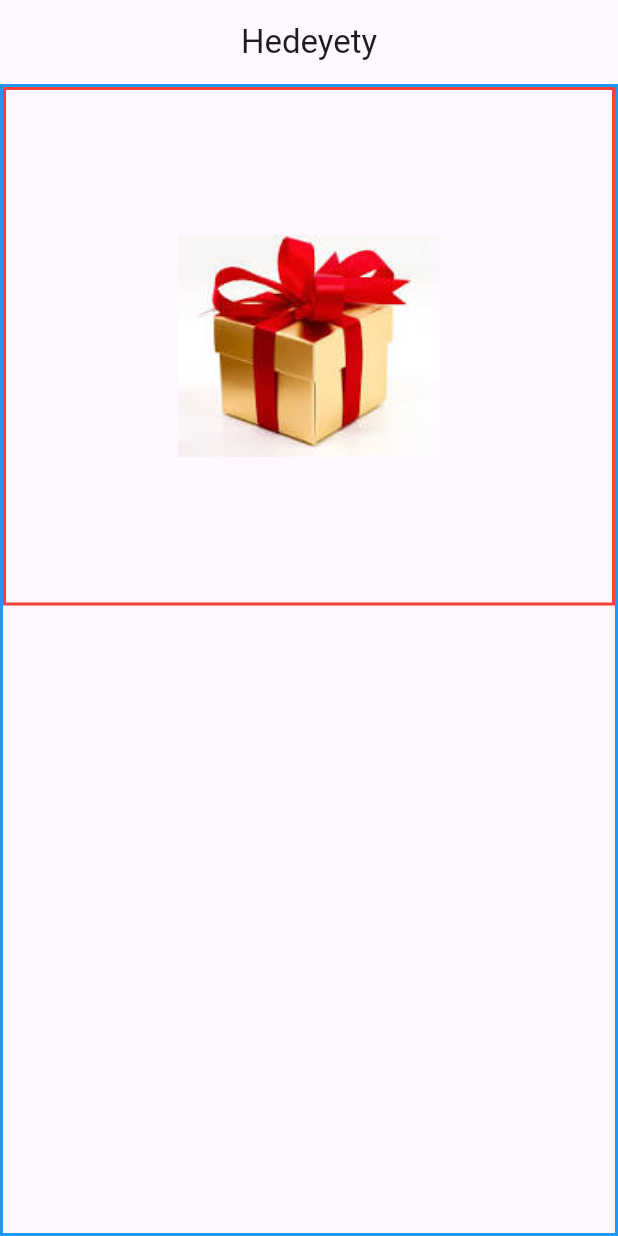
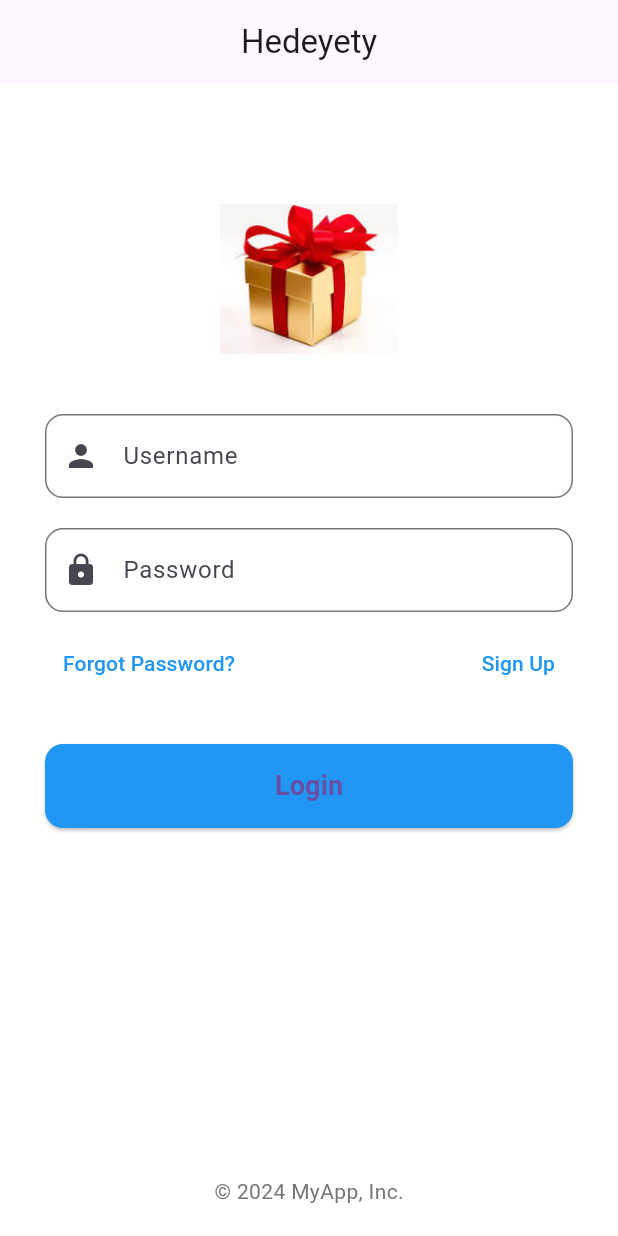
Before and after one commit to silentunicorn249/hedeyety, a Flutter app: the screen it shows after launch, on a phone screen of 412 x 824 dp. Run offline on Flutter 3.47's test engine with Material 3 defaults, Android fonts, the phone set to English and light mode, and no system bars.

Commit message:
redesigned the auth page

```diff
--- a/lib/pages/AuthPage.dart
+++ b/lib/pages/AuthPage.dart
@@ -1,32 +1,175 @@
 import 'package:flutter/material.dart';
 
 class AuthPage extends StatelessWidget {
-  const AuthPage({super.key});
-
   @override
   Widget build(BuildContext context) {
-    return Container(
-      decoration: BoxDecoration(
-        border: Border.all(
-          color: Colors.blue, // Border color
-          width: 2.0, // Border width
-        ),
-      ),
-      child: Column(
-        crossAxisAlignment: CrossAxisAlignment.stretch,
-        mainAxisAlignment: MainAxisAlignment.start,
-        children: [
-          Container(
-            decoration: BoxDecoration(
-              border: Border.all(
-                color: Colors.red, // Border color
-                width: 2.0, // Border width
+    return Scaffold(
+      backgroundColor: Colors.white,
+      body: Padding(
+        padding: const EdgeInsets.symmetric(horizontal: 30.0),
+        child: Column(
+          crossAxisAlignment: CrossAxisAlignment.stretch,
+          children: [
+            const SizedBox(height: 80),
+            Center(
+              child: Image.asset(
+                'images/download.jpg', // Placeholder logo
+                height: 100,
               ),
             ),
-            child: Image.asset("images/download.jpg"),
-          ),
-        ],
+            const SizedBox(height: 40),
+            TextField(
+              decoration: InputDecoration(
+                labelText: 'Username',
+                border: OutlineInputBorder(
+                  borderRadius: BorderRadius.circular(12),
+                ),
+                prefixIcon: Icon(Icons.person),
+              ),
+            ),
+            const SizedBox(height: 20),
+            TextField(
+              obscureText: true,
+              decoration: InputDecoration(
+                labelText: 'Password',
+                border: OutlineInputBorder(
+                  borderRadius: BorderRadius.circular(12),
+                ),
+                prefixIcon: Icon(Icons.lock),
+              ),
+            ),
+            const SizedBox(height: 10),
+            Row(
+              mainAxisAlignment: MainAxisAlignment.spaceBetween,
+              children: [
+                TextButton(
+                  onPressed: () {
+                    // Forgot password logic
+                  },
+                  child: const Text('Forgot Password?',
+                      style: TextStyle(color: Colors.blue)),
+                ),
+                TextButton(
+                  onPressed: () {
+                    showSignUpModal(context); // Open signup modal
+                  },
+                  child: const Text('Sign Up',
+                      style: TextStyle(color: Colors.blue)),
+                ),
+              ],
+            ),
+            const SizedBox(height: 30),
+            ElevatedButton(
+              onPressed: () {
+                // Login logic
+              },
+              style: ElevatedButton.styleFrom(
+                backgroundColor: Colors.blue,
+                padding: const EdgeInsets.symmetric(vertical: 15),
+                shape: RoundedRectangleBorder(
+                  borderRadius: BorderRadius.circular(12),
+                ),
+              ),
+              child: const Text(
+                'Login',
+                style: TextStyle(fontSize: 18, fontWeight: FontWeight.bold),
+              ),
+            ),
+            const Spacer(),
+            Center(
+              child: Text(
+                '© 2024 MyApp, Inc.',
+                style: TextStyle(color: Colors.grey.shade600),
+              ),
+            ),
+            const SizedBox(height: 20),
+          ],
+        ),
       ),
     );
   }
+
+  void showSignUpModal(BuildContext context) {
+    showModalBottomSheet(
+      context: context,
+      shape: const RoundedRectangleBorder(
+        borderRadius: BorderRadius.vertical(top: Radius.circular(20)),
+      ),
+      isScrollControlled: true,
+      builder: (BuildContext context) {
+        return Padding(
+          padding: const EdgeInsets.all(20.0).copyWith(
+            bottom: MediaQuery.of(context).viewInsets.bottom,
+          ),
+          child: Column(
+            mainAxisSize: MainAxisSize.min,
+            children: [
+              const SizedBox(height: 10),
+              Text(
+                'Sign Up',
+                style: TextStyle(
+                    fontSize: 24,
+                    fontWeight: FontWeight.bold,
+                    color: Colors.black),
+              ),
+              const SizedBox(height: 20),
+              TextField(
+                decoration: InputDecoration(
+                  labelText: 'Email',
+                  border: OutlineInputBorder(
+                    borderRadius: BorderRadius.circular(12),
+                  ),
+                  prefixIcon: Icon(Icons.email),
+                ),
+              ),
+              const SizedBox(height: 15),
+              TextField(
+                decoration: InputDecoration(
+                  labelText: 'Username',
+                  border: OutlineInputBorder(
+                    borderRadius: BorderRadius.circular(12),
+                  ),
+                  prefixIcon: Icon(Icons.person),
+                ),
+              ),
+              const SizedBox(height: 15),
+              TextField(
+                obscureText: true,
+                decoration: InputDecoration(
+                  labelText: 'Password',
+                  border: OutlineInputBorder(
+                    borderRadius: BorderRadius.circular(12),
+                  ),
+                  prefixIcon: Icon(Icons.lock),
+                ),
+              ),
+              const SizedBox(height: 30),
+              ElevatedButton(
+                onPressed: () {
+                  Navigator.pop(context); // Close the modal
+                  // Signup logic here
+                },
+                style: ElevatedButton.styleFrom(
+                  backgroundColor: Colors.green,
+                  padding:
+                      const EdgeInsets.symmetric(vertical: 15, horizontal: 20),
+                  shape: RoundedRectangleBorder(
+                    borderRadius: BorderRadius.circular(12),
+                  ),
+                ),
+                child: const Text(
+                  'Create Account',
+                  style: TextStyle(
+                      fontSize: 18,
+                      fontWeight: FontWeight.bold,
+                      color: Colors.white),
+                ),
+              ),
+              const SizedBox(height: 20),
+            ],
+          ),
+        );
+      },
+    );
+  }
 }
```
